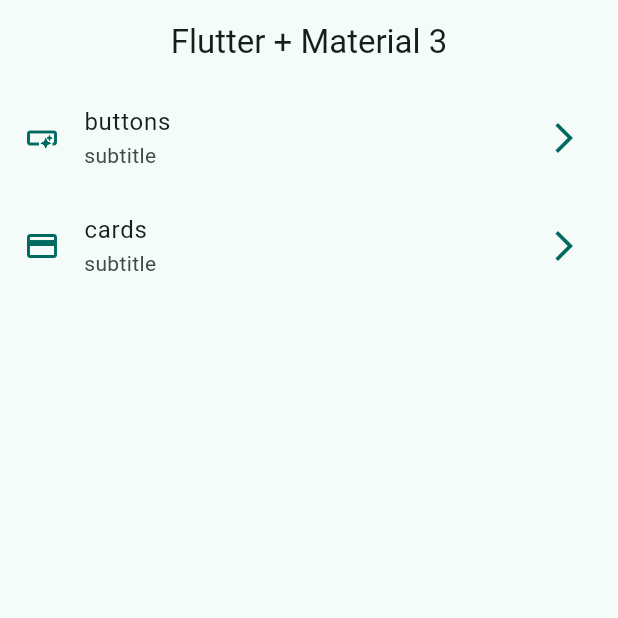
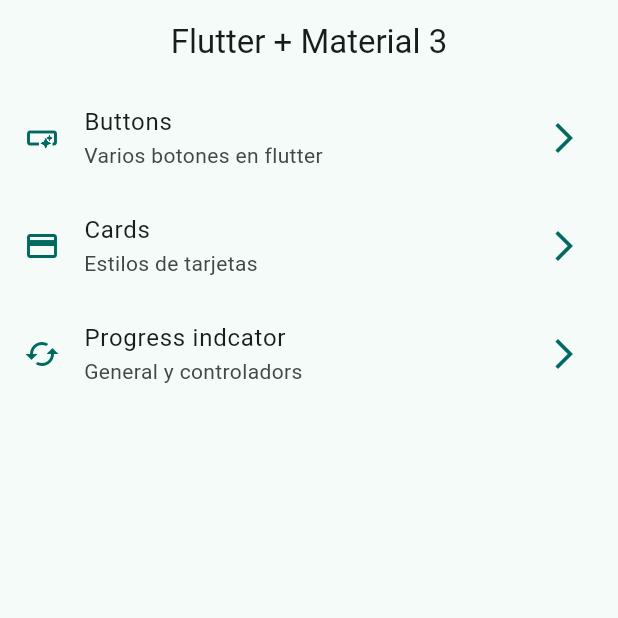
Before and after one commit to sergioIbz/widgets, a Flutter app: the screen it shows after launch, on a phone screen of 412 x 824 dp, the top half of it. Run offline on Flutter 3.47's test engine with Material 2 defaults, Android fonts, the phone set to English and light mode, and no system bars; our stand-ins replace go_router.

Commit message:
progress indicator finish

```diff
--- a/lib/config/router/app_router.dart
+++ b/lib/config/router/app_router.dart
@@ -24,5 +24,10 @@ final appRouter = GoRouter(
       path: '/buttons',
       builder: (context, state) => const ButtonsScreen(),
     ),
+    GoRoute(
+      name: ProgressScreen.name,
+      path: '/progress',
+      builder: (context, state) => const ProgressScreen(),
+    ),
   ],
 );
--- a/lib/menu/menu_items.dart
+++ b/lib/menu/menu_items.dart
@@ -1,5 +1,4 @@
 import 'package:flutter/material.dart';
-import 'package:widgets/presentation/screens/screens.dart';
 
 class MenuItems {
   final String title;
@@ -17,16 +16,22 @@ class MenuItems {
 
 const listMenuItemes = <MenuItems>[
   MenuItems(
-    title: 'buttons',
-    subTitle: 'subtitle',
-    link: ButtonsScreen.name,
+    title: 'Buttons',
+    subTitle: 'Varios botones en flutter',
+    link: '/buttons',
 
     icon: Icons.smart_button_outlined,
   ),
   MenuItems(
-    title: 'cards',
-    subTitle: 'subtitle',
-    link: CardsScreen.name,
+    title: 'Cards',
+    subTitle: 'Estilos de tarjetas',
+    link: '/cards',
     icon: Icons.credit_card,
   ),
+  MenuItems(
+    title: 'Progress indcator',
+    subTitle: 'General y controladors',
+    link: '/progress',
+    icon: Icons.cached_outlined,
+  ),
 ];
--- a/lib/presentation/screens/home/home_screen.dart
+++ b/lib/presentation/screens/home/home_screen.dart
@@ -49,7 +49,7 @@ class _CustomListTitle extends StatelessWidget {
         color: theme.primary,
       ),
       onTap: ()=>{
-      context.pushNamed(listMenuItemes[index].link)
+      context.push(listMenuItemes[index].link)
       },
     );
   }
```
Also changed, not shown: lib/presentation/screens/progress/progress_screen.dart (+71 -1 lines).
